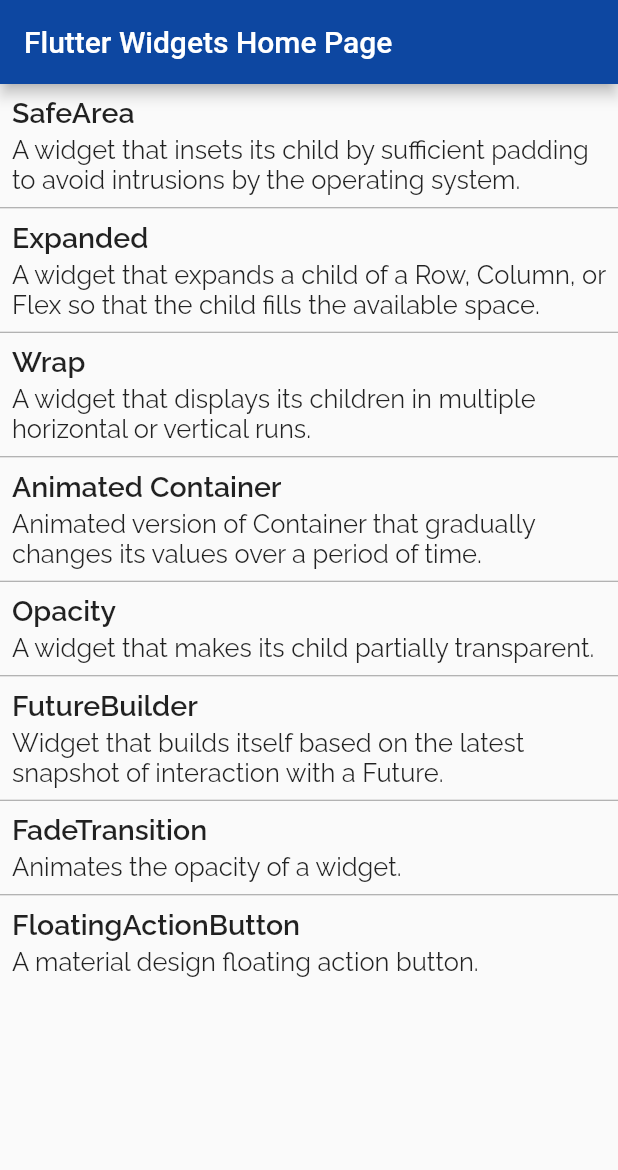
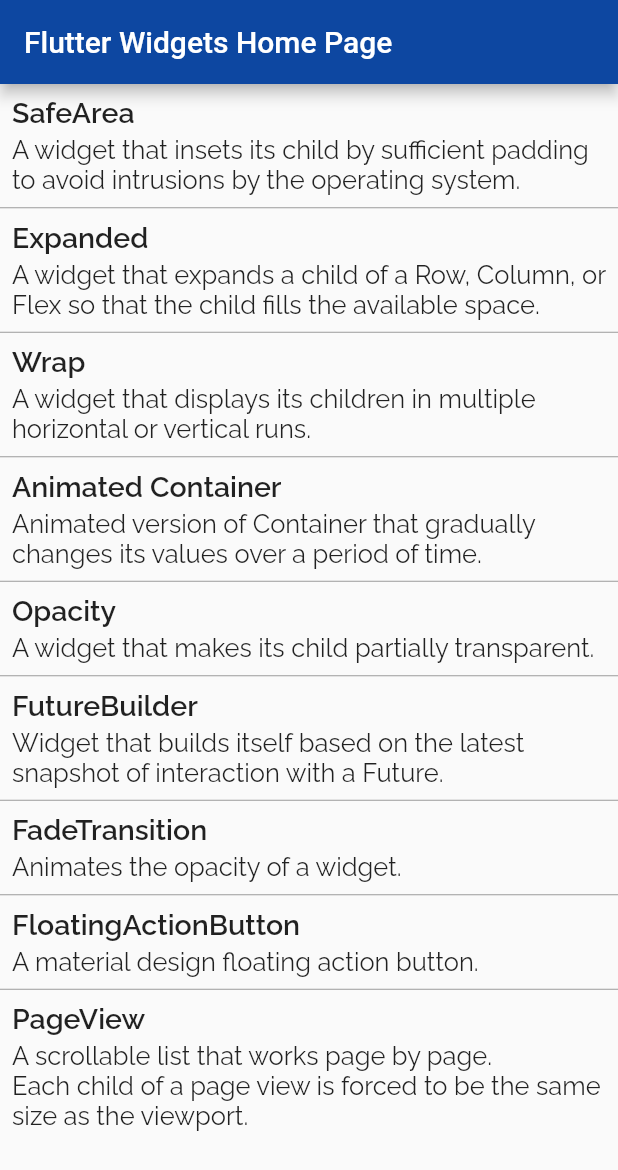
Before and after one commit to plusema86/flutter_widgets_examples, a Flutter app: the screen it shows after launch, on a phone screen of 412 x 824 dp. Shown: the top 1170 px of the screen. Run offline on Flutter 3.47's test engine with Material 2 defaults, Android fonts, the phone set to English and light mode, and no system bars; our stand-ins replace auto_size_text, google_fonts.

Commit message:
* PageView Widget

```diff
--- a/lib/utils/constants.dart
+++ b/lib/utils/constants.dart
@@ -6,3 +6,4 @@
 const FUTURE_BUILDER_DESCRIPTION = "Widget that builds itself based on the latest snapshot of interaction with a Future.";
 const FADE_TRANSITION_DESCRIPTION = "Animates the opacity of a widget.";
 const FLOATING_ACTION_BUTTON_DESCRIPTION = "A material design floating action button.";
+const PAGE_VIEW_DESCRIPTION = "A scrollable list that works page by page.\nEach child of a page view is forced to be the same size as the viewport.";
--- a/lib/utils/router.dart
+++ b/lib/utils/router.dart
@@ -7,6 +7,7 @@
 import 'package:flutter_widgets_examples/future_builder_widget/future_builder_page.dart';
 import 'package:flutter_widgets_examples/home_page.dart';
 import 'package:flutter_widgets_examples/opacity_widget/opacity_page.dart';
+import 'package:flutter_widgets_examples/page_view_widget/page_view_page.dart';
 import 'package:flutter_widgets_examples/safearea_widget/safearea_page.dart';
 import 'package:flutter_widgets_examples/utils/routing_constants.dart';
 import 'package:flutter_widgets_examples/wrap_widget/wrap_page.dart';
@@ -30,8 +31,9 @@
     case FADE_TRANSITION_ROUTE:
       return MaterialPageRoute(builder: (context) => FadeTransitionPage());
     case FLOATING_ACTION_BUTTON_ROUTE:
-      return MaterialPageRoute(
-          builder: (context) => FloatingActionButtonPage());
+      return MaterialPageRoute(builder: (context) => FloatingActionButtonPage());
+    case PAGE_VIEW_ROUTE:
+      return MaterialPageRoute(builder: (context) => PageViewPage());
     default:
       return MaterialPageRoute(builder: (context) => HomePage());
   }
--- a/lib/utils/routing_constants.dart
+++ b/lib/utils/routing_constants.dart
@@ -7,3 +7,4 @@
 const String FUTURE_BUILDER_ROUTE = 'future_builder';
 const String FADE_TRANSITION_ROUTE = 'fade_transition';
 const String FLOATING_ACTION_BUTTON_ROUTE = 'floating_action_button';
+const String PAGE_VIEW_ROUTE = 'page_view_route';
--- a/lib/utils/routing_utils.dart
+++ b/lib/utils/routing_utils.dart
@@ -16,5 +16,6 @@
     RoutingModel("FutureBuilder", FUTURE_BUILDER_ROUTE, FUTURE_BUILDER_DESCRIPTION),
     RoutingModel("FadeTransition", FADE_TRANSITION_ROUTE, FADE_TRANSITION_DESCRIPTION),
     RoutingModel("FloatingActionButton", FLOATING_ACTION_BUTTON_ROUTE, FLOATING_ACTION_BUTTON_DESCRIPTION),
+    RoutingModel("PageView",PAGE_VIEW_ROUTE, PAGE_VIEW_DESCRIPTION),
   ];
 }
```
Also changed, not shown: lib/page_view_widget/page_view_page.dart (added, +69 -0 lines), 1 other file.
